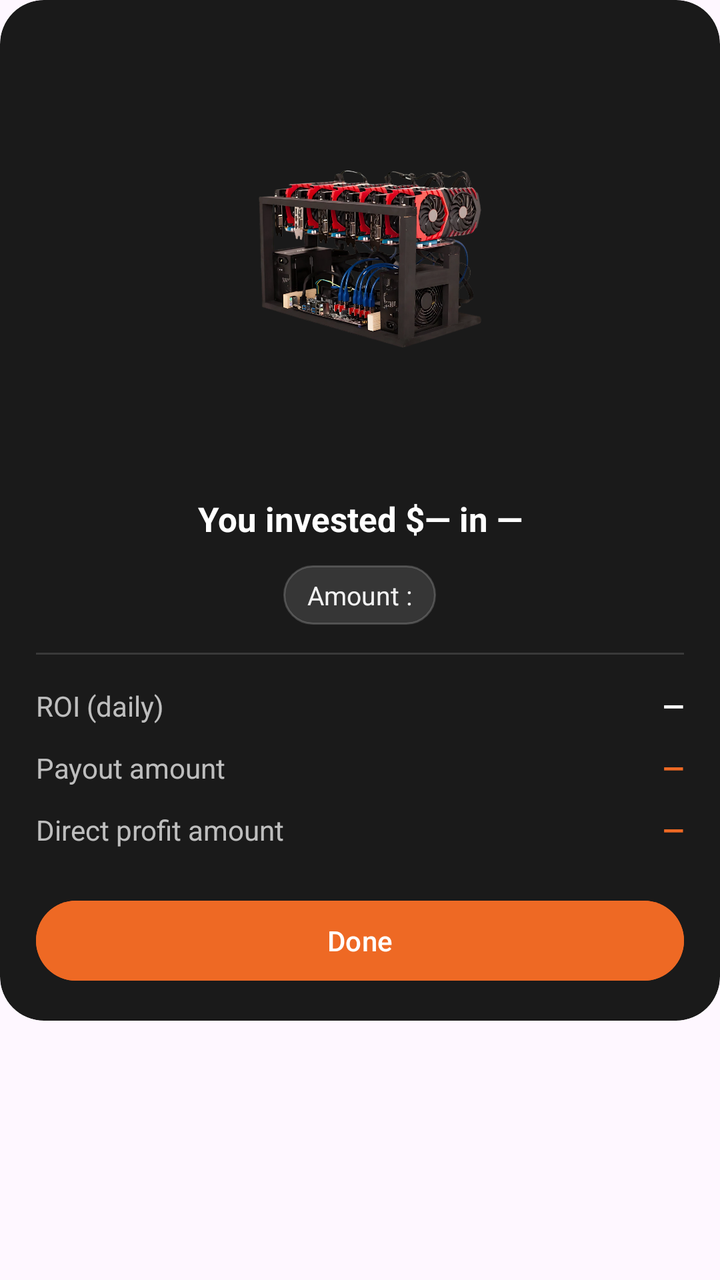
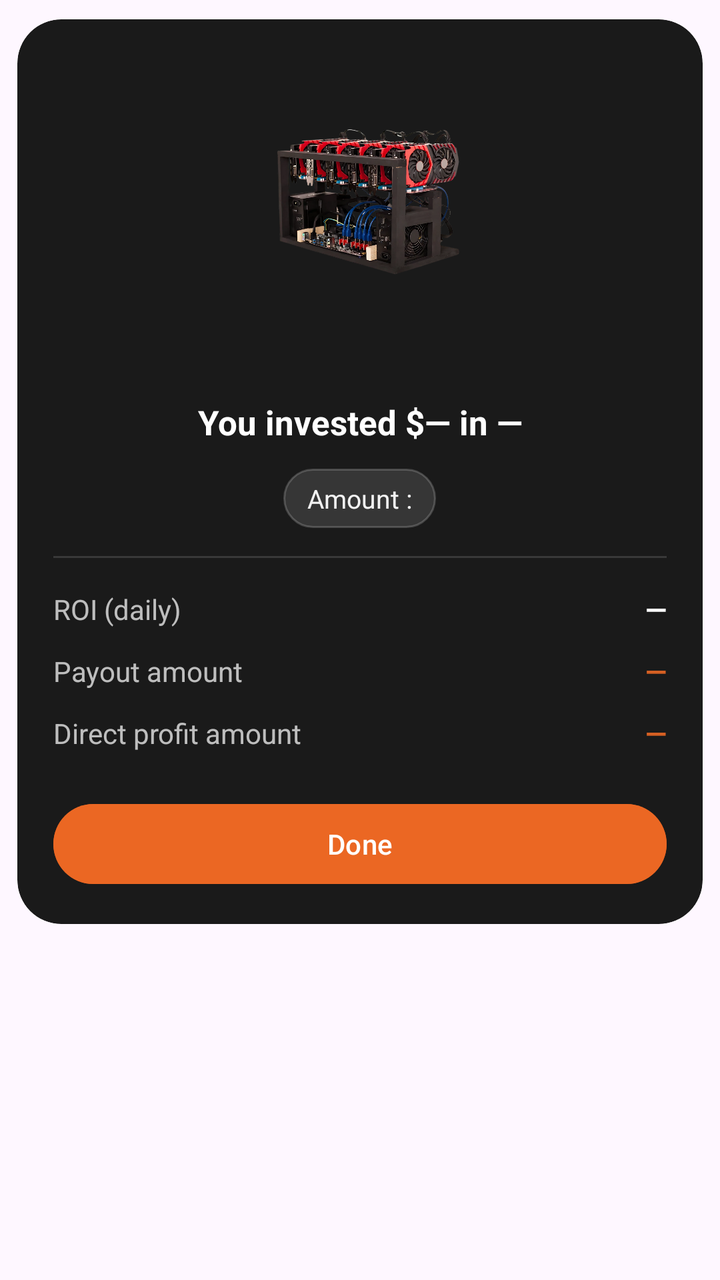

Compare the two renders of this Android layout. The source of the first and the diff that turns it into the second are given below.
<!-- AndroidManifest.xml: application theme Theme.Bitbloom -->
<!-- res/layout/dialog_plan_purchase_success.xml -->
<?xml version="1.0" encoding="utf-8"?>
<FrameLayout xmlns:android="http://schemas.android.com/apk/res/android"
    xmlns:card_view="http://schemas.android.com/apk/res-auto"
    android:layout_width="match_parent"
    android:layout_height="wrap_content"
    android:layout_gravity="center"
    android:layout_margin="32dp"
    android:foregroundGravity="center">

    <com.google.android.material.card.MaterialCardView
        android:id="@+id/successCard"
        android:layout_width="match_parent"
        android:layout_height="wrap_content"
        card_view:cardBackgroundColor="@color/main_card_color"
        card_view:cardCornerRadius="22dp"
        card_view:cardElevation="0dp"
        card_view:strokeColor="#22FFFFFF"
        card_view:strokeWidth="0dp"
        card_view:cardUseCompatPadding="false">

        <LinearLayout
            android:layout_width="match_parent"
            android:layout_height="wrap_content"
            android:orientation="vertical"
            android:paddingStart="18dp"
            android:paddingEnd="18dp"
            android:paddingTop="18dp"
            android:paddingBottom="16dp">

            
            <ImageView
                android:id="@+id/planImage"
                android:layout_width="220dp"
                android:layout_height="220dp"
                android:layout_gravity="center_horizontal"
                android:contentDescription="@string/cd_brand_logo"
                android:scaleType="centerCrop"
                android:src="@drawable/mining_1" />

            
            <TextView
                android:id="@+id/planText"
                android:layout_width="match_parent"
                android:layout_height="wrap_content"
                android:layout_marginTop="10dp"
                android:text="You invested $— in —"
                android:textStyle="bold"
                android:textSize="17sp"
                android:textColor="@color/white"
                android:gravity="center" />

            
            <LinearLayout
                android:layout_width="match_parent"
                android:layout_height="wrap_content"
                android:layout_marginTop="12dp"
                android:gravity="center"
                android:orientation="horizontal">

                <TextView
                    android:id="@+id/tvAmountEntered"
                    android:layout_width="wrap_content"
                    android:layout_height="wrap_content"
                    android:paddingStart="12dp"
                    android:paddingEnd="12dp"
                    android:paddingTop="6dp"
                    android:paddingBottom="6dp"
                    android:background="@drawable/bg_chip_translucent"
                    android:text="Amount :"
                    android:textSize="13sp"
                    android:textColor="@color/white"
                    android:alpha="0.95" />

            </LinearLayout>

            
            <View
                android:layout_width="match_parent"
                android:layout_height="1dp"
                android:layout_marginTop="14dp"
                android:layout_marginBottom="10dp"
                android:background="#22FFFFFF" />

            
            <LinearLayout
                android:id="@+id/detailsGrid"
                android:layout_width="match_parent"
                android:layout_height="wrap_content"
                android:orientation="vertical">

                
                <LinearLayout
                    android:layout_width="match_parent"
                    android:layout_height="wrap_content"
                    android:paddingVertical="6dp"
                    android:orientation="horizontal">
                    <TextView
                        android:layout_width="0dp"
                        android:layout_height="wrap_content"
                        android:layout_weight="1"
                        android:text="ROI (daily)"
                        android:textSize="14sp"
                        android:textColor="@color/white"
                        android:alpha="0.72" />
                    <TextView
                        android:id="@+id/tvRoiPct"
                        android:layout_width="wrap_content"
                        android:layout_height="wrap_content"
                        android:text="—"
                        android:textStyle="bold"
                        android:textSize="14sp"
                        android:textColor="@color/white" />
                </LinearLayout>



                
                <LinearLayout
                    android:layout_width="match_parent"
                    android:layout_height="wrap_content"
                    android:paddingVertical="6dp"
                    android:orientation="horizontal">
                    <TextView
                        android:layout_width="0dp"
                        android:layout_height="wrap_content"
                        android:layout_weight="1"
                        android:text="Payout amount"
                        android:textSize="14sp"
                        android:textColor="@color/white"
                        android:alpha="0.72" />
                    <TextView
                        android:id="@+id/tvPayoutAmt"
                        android:layout_width="wrap_content"
                        android:layout_height="wrap_content"
                        android:text="—"
                        android:textStyle="bold"
                        android:textSize="14sp"
                        android:textColor="@color/orange" />
                </LinearLayout>


                
                <LinearLayout
                    android:layout_width="match_parent"
                    android:layout_height="wrap_content"
                    android:paddingVertical="6dp"
                    android:orientation="horizontal">
                    <TextView
                        android:layout_width="0dp"
                        android:layout_height="wrap_content"
                        android:layout_weight="1"
                        android:text="Direct profit amount"
                        android:textSize="14sp"
                        android:textColor="@color/white"
                        android:alpha="0.72" />
                    <TextView
                        android:id="@+id/tvDirectAmt"
                        android:layout_width="wrap_content"
                        android:layout_height="wrap_content"
                        android:text="—"
                        android:textStyle="bold"
                        android:textSize="14sp"
                        android:textColor="@color/orange" />
                </LinearLayout>
            </LinearLayout>

            <com.google.android.material.button.MaterialButton
                android:id="@+id/btnDone"
                style="@style/Widget.Material3.Button"
                android:layout_width="match_parent"
                android:layout_height="wrap_content"
                android:layout_marginTop="16dp"
                android:text="@string/done"
                android:textColor="@color/white"
                android:backgroundTint="@color/orange"
                android:textAllCaps="false" />
        </LinearLayout>
    </com.google.android.material.card.MaterialCardView>
</FrameLayout>
<!-- resources referenced by this layout -->
<resources>
  <color name="main_card_color">#1A1A1A</color>
  <color name="orange">#EE6924</color>
  <color name="white">#FFFFFFFF</color>
  <!-- drawable bg_chip_translucent (drawable) -->
  <?xml version="1.0" encoding="utf-8"?>
  <shape xmlns:android="http://schemas.android.com/apk/res/android" android:shape="rectangle">
      <corners android:radius="999dp" />
      <solid android:color="#22FFFFFF" />
      <stroke android:width="1dp" android:color="#33FFFFFF"/>
  </shape>
  <!-- drawable mining_1: png bitmap (drawable, 641393 bytes) -->
  <string name="cd_brand_logo">Brand logo</string>
  <string name="done">Done</string>
  <style name="Theme.Bitbloom" parent="Base.Theme.Bitbloom">
          
          <item name="editTextStyle">@style/Widget.MXG.EditText.WhiteCursor</item>
          <item name="android:editTextStyle">@style/Widget.MXG.EditText.WhiteCursor</item>
  
          
          <item name="android:textCursorDrawable">@drawable/cursor_white</item>
      </style>
  <style name="Base.Theme.Bitbloom" parent="Theme.Material3.DayNight.NoActionBar">
          <item name="android:statusBarColor">@color/mxg_black</item>
          <item name="colorPrimary">@color/mxg_white</item>
          <item name="android:navigationBarColor">@color/mxg_black</item>
          <item name="android:datePickerDialogTheme">@style/BitbloomDatePickerTheme</item>
      </style>
  <style name="Widget.MXG.EditText.WhiteCursor" parent="Widget.AppCompat.EditText">
          <item name="android:textCursorDrawable">@drawable/cursor_white</item>
      </style>
  <!-- drawable cursor_white (drawable) -->
  <?xml version="1.0" encoding="utf-8"?>
  <shape xmlns:android="http://schemas.android.com/apk/res/android">
      <size android:width="2dp"/>
      <solid android:color="@android:color/white"/>
      <corners android:radius="1dp"/>
  </shape>
  <color name="mxg_black">#000000</color>
  <color name="mxg_white">#FFFFFF</color>
  <style name="BitbloomDatePickerTheme" parent="ThemeOverlay.MaterialComponents.MaterialAlertDialog">
          <item name="colorAccent">@color/status_bar_color</item> 
          <item name="android:headerBackground">@color/light_status_bar_color
          </item> 
          <item name="android:colorControlHighlight">@color/status_bar_color
          </item> 
          <item name="android:colorControlActivated">@color/status_bar_color
          </item> 
          <item name="android:textColorPrimaryInverse">@color/white</item> 
          <item name="android:textColor">@color/status_bar_color</item> 
          <item name="android:textColorPrimary">?attr/colorOnBackground</item> 
      </style>
  <color name="status_bar_color">#EE6924</color>
  <color name="light_status_bar_color">#EE6924</color>
</resources>

<!-- the commit's change to res/layout/dialog_plan_purchase_success.xml (unified diff, before → after) -->
@@ -14,9 +14,9 @@
         card_view:cardBackgroundColor="@color/main_card_color"
         card_view:cardCornerRadius="22dp"
         card_view:cardElevation="0dp"
+        card_view:cardUseCompatPadding="true"
         card_view:strokeColor="#22FFFFFF"
-        card_view:strokeWidth="0dp"
-        card_view:cardUseCompatPadding="false">
+        card_view:strokeWidth="0dp">
 
         <LinearLayout
             android:layout_width="match_parent"
@@ -24,14 +24,13 @@
             android:orientation="vertical"
             android:paddingStart="18dp"
             android:paddingEnd="18dp"
-            android:paddingTop="18dp"
             android:paddingBottom="16dp">
 
             
             <ImageView
                 android:id="@+id/planImage"
-                android:layout_width="220dp"
-                android:layout_height="220dp"
+                android:layout_width="180dp"
+                android:layout_height="180dp"
                 android:layout_gravity="center_horizontal"
                 android:contentDescription="@string/cd_brand_logo"
                 android:scaleType="centerCrop"
@@ -43,11 +42,11 @@
                 android:layout_width="match_parent"
                 android:layout_height="wrap_content"
                 android:layout_marginTop="10dp"
+                android:gravity="center"
                 android:text="You invested $— in —"
-                android:textStyle="bold"
+                android:textColor="@color/white"
                 android:textSize="17sp"
-                android:textColor="@color/white"
-                android:gravity="center" />
+                android:textStyle="bold" />
 
             
             <LinearLayout
@@ -61,15 +60,15 @@
                     android:id="@+id/tvAmountEntered"
                     android:layout_width="wrap_content"
                     android:layout_height="wrap_content"
+                    android:alpha="0.95"
+                    android:background="@drawable/bg_chip_translucent"
                     android:paddingStart="12dp"
+                    android:paddingTop="6dp"
                     android:paddingEnd="12dp"
-                    android:paddingTop="6dp"
                     android:paddingBottom="6dp"
-                    android:background="@drawable/bg_chip_translucent"
                     android:text="Amount :"
-                    android:textSize="13sp"
                     android:textColor="@color/white"
-                    android:alpha="0.95" />
+                    android:textSize="13sp" />
 
             </LinearLayout>
 
@@ -92,50 +91,26 @@
                 <LinearLayout
                     android:layout_width="match_parent"
                     android:layout_height="wrap_content"
-                    android:paddingVertical="6dp"
-                    android:orientation="horizontal">
+                    android:orientation="horizontal"
+                    android:paddingVertical="6dp">
+
                     <TextView
                         android:layout_width="0dp"
                         android:layout_height="wrap_content"
                         android:layout_weight="1"
+                        android:alpha="0.72"
                         android:text="ROI (daily)"
-                        android:textSize="14sp"
                         android:textColor="@color/white"
-                        android:alpha="0.72" />
+                        android:textSize="14sp" />
+
                     <TextView
                         android:id="@+id/tvRoiPct"
                         android:layout_width="wrap_content"
                         android:layout_height="wrap_content"
                         android:text="—"
-                        android:textStyle="bold"
+                        android:textColor="@color/white"
                         android:textSize="14sp"
-                        android:textColor="@color/white" />
-                </LinearLayout>
-
-
-
-                
-                <LinearLayout
-                    android:layout_width="match_parent"
-                    android:layout_height="wrap_content"
-                    android:paddingVertical="6dp"
-                    android:orientation="horizontal">
-                    <TextView
-                        android:layout_width="0dp"
-                        android:layout_height="wrap_content"
-                        android:layout_weight="1"
-                        android:text="Payout amount"
-                        android:textSize="14sp"
-                        android:textColor="@color/white"
-                        android:alpha="0.72" />
-                    <TextView
-                        android:id="@+id/tvPayoutAmt"
-                        android:layout_width="wrap_content"
-                        android:layout_height="wrap_content"
-                        android:text="—"
-                        android:textStyle="bold"
-                        android:textSize="14sp"
-                        android:textColor="@color/orange" />
+                        android:textStyle="bold" />
                 </LinearLayout>
 
 
@@ -143,24 +118,53 @@
                 <LinearLayout
                     android:layout_width="match_parent"
                     android:layout_height="wrap_content"
-                    android:paddingVertical="6dp"
-                    android:orientation="horizontal">
+                    android:orientation="horizontal"
+                    android:paddingVertical="6dp">
+
                     <TextView
                         android:layout_width="0dp"
                         android:layout_height="wrap_content"
                         android:layout_weight="1"
+                        android:alpha="0.72"
+                        android:text="Payout amount"
+                        android:textColor="@color/white"
+                        android:textSize="14sp" />
+
+                    <TextView
+                        android:id="@+id/tvPayoutAmt"
+                        android:layout_width="wrap_content"
+                        android:layout_height="wrap_content"
+                        android:text="—"
+                        android:textColor="@color/orange"
+                        android:textSize="14sp"
+                        android:textStyle="bold" />
+                </LinearLayout>
+
+
+                
+                <LinearLayout
+                    android:layout_width="match_parent"
+                    android:layout_height="wrap_content"
+                    android:orientation="horizontal"
+                    android:paddingVertical="6dp">
+
+                    <TextView
+                        android:layout_width="0dp"
+                        android:layout_height="wrap_content"
+                        android:layout_weight="1"
+                        android:alpha="0.72"
                         android:text="Direct profit amount"
-                        android:textSize="14sp"
                         android:textColor="@color/white"
-                        android:alpha="0.72" />
+                        android:textSize="14sp" />
+
                     <TextView
                         android:id="@+id/tvDirectAmt"
                         android:layout_width="wrap_content"
                         android:layout_height="wrap_content"
                         android:text="—"
-                        android:textStyle="bold"
+                        android:textColor="@color/orange"
                         android:textSize="14sp"
-                        android:textColor="@color/orange" />
+                        android:textStyle="bold" />
                 </LinearLayout>
             </LinearLayout>
 
@@ -170,10 +174,10 @@
                 android:layout_width="match_parent"
                 android:layout_height="wrap_content"
                 android:layout_marginTop="16dp"
+                android:backgroundTint="@color/orange"
                 android:text="@string/done"
-                android:textColor="@color/white"
-                android:backgroundTint="@color/orange"
-                android:textAllCaps="false" />
+                android:textAllCaps="false"
+                android:textColor="@color/white" />
         </LinearLayout>
     </com.google.android.material.card.MaterialCardView>
 </FrameLayout>
<!-- resource entries referenced after the edit -->
@@ -1,7 +1,7 @@
 <!-- resources referenced by this layout -->
 <resources>
   <color name="main_card_color">#1A1A1A</color>
-  <color name="orange">#EE6924</color>
+  <color name="orange">#E1EE6924</color>
   <color name="white">#FFFFFFFF</color>
   <!-- drawable bg_chip_translucent (drawable) -->
   <?xml version="1.0" encoding="utf-8"?>
